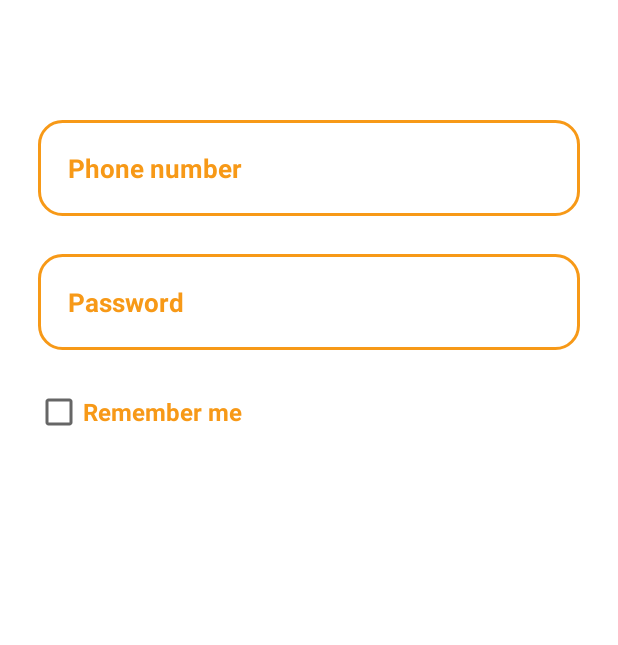
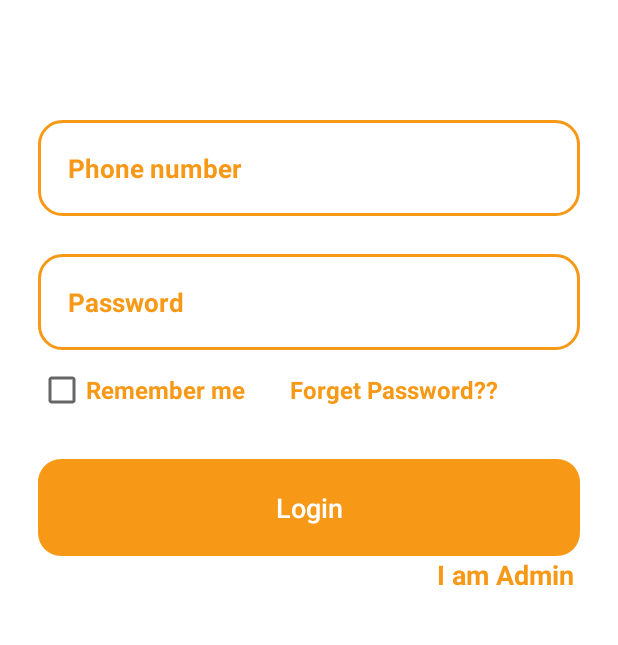
Before and after one commit to SamilaChanu95/eMarket-Mobile-Application, an Android app: the LoginActivity screen opened directly, with no data from a screen before it, on a phone screen of 412 x 824 dp, the part 240-885 px from its top. Run offline under Robolectric (Android 15) with nearby library versions, the phone set to English and light mode, and no system bars; plain views replace CheckBox.

Commit message:
Update the file.

```diff
--- a/app/src/main/res/layout/activity_login.xml
+++ b/app/src/main/res/layout/activity_login.xml
@@ -66,10 +66,9 @@
             style="@style/Material.Drawable.CheckBox"
             android:layout_width="wrap_content"
             android:layout_height="wrap_content"
-            android:layout_marginStart="23dp"
+            android:layout_marginStart="25dp"
             android:background="@color/light"
-            android:layout_marginTop="20sp"
-            android:cbd_strokeColor="@color/colorAccent"
+            android:layout_marginTop="5sp"
             android:gravity="center_vertical"
             android:text="Remember me"
             android:textAllCaps="false"
@@ -77,7 +76,61 @@
             android:textSize="16sp"
             android:textStyle="bold" />
 
+        <TextView
+            android:id="@+id/forget_password_link"
+            android:layout_width="wrap_content"
+            android:layout_height="wrap_content"
+            android:text="Forget Password??"
+            android:textSize="16sp"
+            android:textColor="@color/colorAccent"
+            android:textStyle="bold"
+            android:layout_marginStart="30dp"
+            android:layout_marginTop="5sp" />
+
 
     </LinearLayout>
 
+    <Button
+        android:id="@+id/login_btn"
+        android:layout_width="match_parent"
+        android:layout_height="wrap_content"
+        android:layout_below="@+id/linear_layout_1"
+        android:layout_alignParentStart="true"
+        android:layout_centerHorizontal="true"
+        android:layout_marginLeft="25dp"
+        android:layout_marginTop="30dp"
+        android:layout_marginRight="25dp"
+        android:autoSizePresetSizes="true"
+        android:padding="20dp"
+        android:textAllCaps="false"
+        android:text="Login"
+        android:textColor="@color/light"
+        android:textSize="18sp"
+        android:background="@drawable/buttons" />
+
+    <TextView
+        android:id="@+id/admin_panel_link"
+        android:layout_width="wrap_content"
+        android:layout_height="wrap_content"
+        android:text="I am Admin"
+        android:layout_alignParentEnd="true"
+        android:layout_below="@+id/login_btn"
+        android:textColor="@color/colorAccent"
+        android:textStyle="bold"
+        android:textSize="18sp"
+        android:layout_marginRight="29sp" />
+
+    <TextView
+        android:id="@+id/not_admin_panel_link"
+        android:layout_width="wrap_content"
+        android:layout_height="wrap_content"
+        android:text="I am not Admin"
+        android:layout_alignParentStart="true"
+        android:layout_below="@+id/login_btn"
+        android:textColor="@color/colorAccent"
+        android:textStyle="bold"
+        android:textSize="18sp"
+        android:layout_marginLeft="30sp"
+        android:visibility="invisible" />
+
 </RelativeLayout>
```
